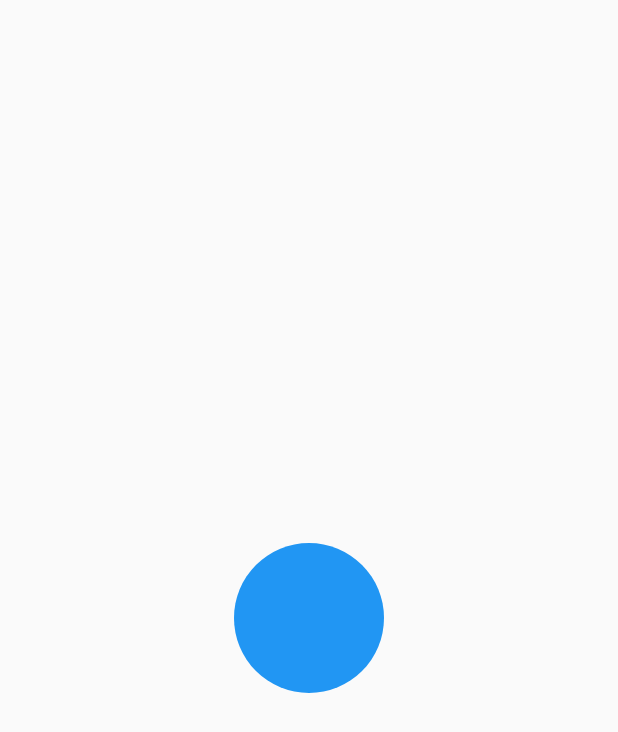
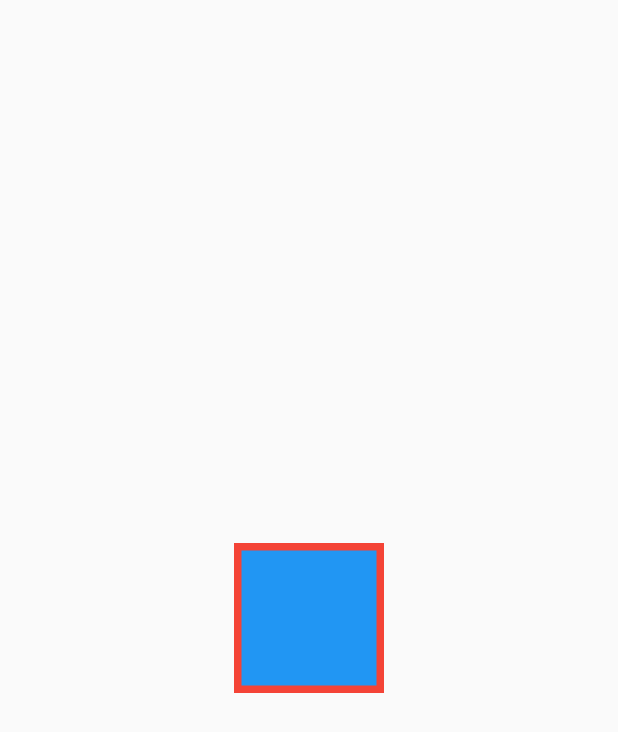
Before and after one commit to fidoogle/test-flutter-web, a Flutter app: the screen it shows after launch, on a phone screen of 412 x 824 dp. Shown: the top 732 px of the screen. Run offline on Flutter 3.47's test engine with Material 2 defaults, Android fonts, the light colour scheme and no system bars.

Commit message:
L10: Box Border

```diff
--- a/lib/main.dart
+++ b/lib/main.dart
@@ -14,8 +14,7 @@ class MyApp extends StatelessWidget {
             alignment: Alignment.center,
             decoration: BoxDecoration(
               color: Colors.blue,
-              shape: BoxShape.circle,
-              // border: Border.all(width: 5),
+              border: Border.all(width: 5, color: Colors.red),
               // boxShadow: [
               //   BoxShadow(offset: Offset(40, 40), color: Colors.pink),
               //   BoxShadow(offset: Offset(20, 20), color: Colors.yellow),
```
